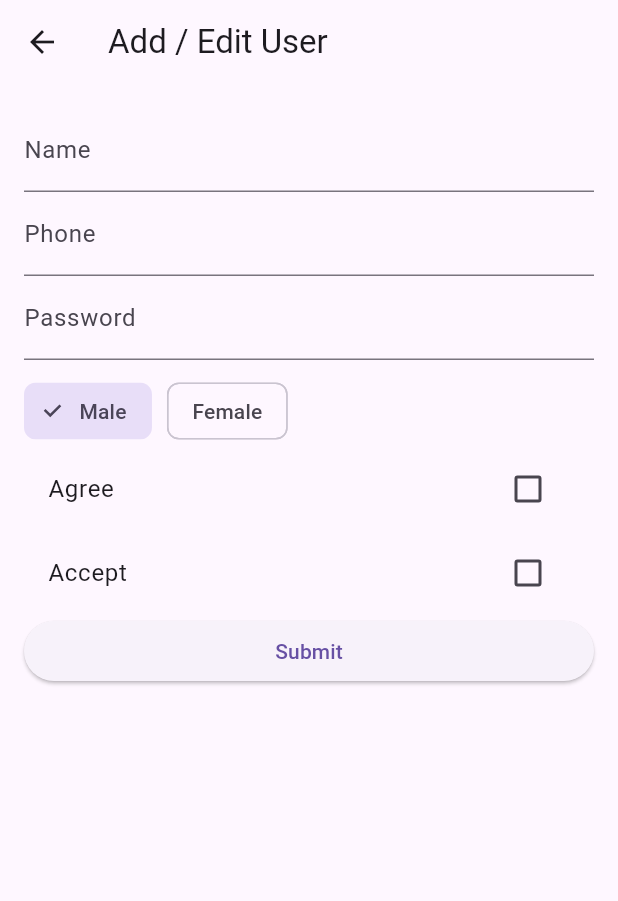
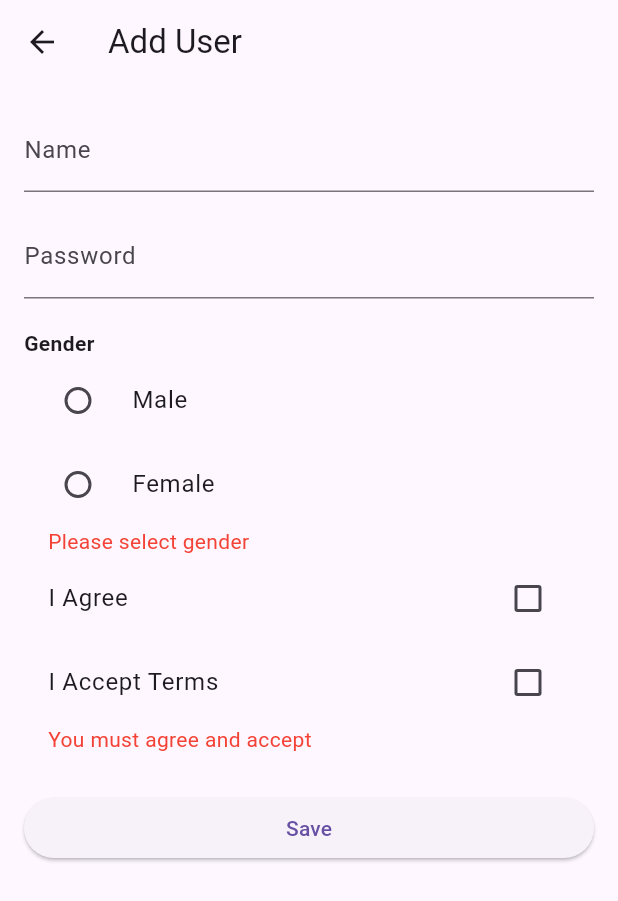
Before and after one commit to Divadine/loginform_flutter, a Flutter app: the AddEditUser screen opened directly, on a phone screen of 412 x 824 dp. Shown: the top 901 px of the screen. Run offline on Flutter 3.47's test engine with Material 3 defaults, Android fonts, the phone set to English and light mode, and no system bars; our stand-ins replace hive, hive_flutter; accounts and stored records are empty.

```diff
--- a/lib/models/user_model.dart
+++ b/lib/models/user_model.dart
@@ -8,30 +8,22 @@ class UserModel extends HiveObject {
   String name;
 
   @HiveField(1)
-  String phone;
+  String password;
 
   @HiveField(2)
   String gender;
 
   @HiveField(3)
-  String password;
+  bool agree;
 
   @HiveField(4)
-  bool agree;
-
-  @HiveField(5)
   bool accept;
-
-  @HiveField(6)
-  String? imagePath;
 
   UserModel({
     required this.name,
-    required this.phone,
+    required this.password,
     required this.gender,
-    required this.password,
     required this.agree,
     required this.accept,
-    this.imagePath,
   });
 }
--- a/lib/screens/add_edit_user.dart
+++ b/lib/screens/add_edit_user.dart
@@ -1,11 +1,10 @@
 import 'package:flutter/material.dart';
-import '../database/hive_db.dart';
+import 'package:hive_flutter/hive_flutter.dart';
 import '../models/user_model.dart';
 
 class AddEditUser extends StatefulWidget {
   final UserModel? user;
   final int? index;
-
   const AddEditUser({Key? key, this.user, this.index}) : super(key: key);
 
   @override
@@ -14,144 +13,134 @@ class AddEditUser extends StatefulWidget {
 
 class _AddEditUserState extends State<AddEditUser> {
   final _formKey = GlobalKey<FormState>();
-
   late TextEditingController nameCtrl;
-  late TextEditingController phoneCtrl;
   late TextEditingController passwordCtrl;
-
-  String gender = 'Male';
+  String? gender;
   bool agree = false;
   bool accept = false;
+
+  final Box<UserModel> userBox = Hive.box<UserModel>('users');
+  final RegExp passwordRegex =
+  RegExp(r'^(?=.*[A-Z])(?=.*[0-9])(?=.*[!@#\$&*~]).{8,}$');
 
   @override
   void initState() {
     super.initState();
-
     nameCtrl = TextEditingController(text: widget.user?.name ?? '');
-    phoneCtrl = TextEditingController(text: widget.user?.phone ?? '');
     passwordCtrl = TextEditingController(text: widget.user?.password ?? '');
-
-    gender = widget.user?.gender ?? 'Male';
+    gender = widget.user?.gender;
     agree = widget.user?.agree ?? false;
     accept = widget.user?.accept ?? false;
   }
 
+  @override
+  void dispose() {
+    nameCtrl.dispose();
+    passwordCtrl.dispose();
+    super.dispose();
+  }
+
   void saveUser() {
-    if (!_formKey.currentState!.validate()) return;
-
+    if (_formKey.currentState!.validate() &&
+        gender != null &&
+        agree &&
+        accept) {
       final user = UserModel(
         name: nameCtrl.text,
-      phone: phoneCtrl.text,
-      gender: gender,
         password: passwordCtrl.text,
+        gender: gender!,
         agree: agree,
         accept: accept,
       );
 
-    if (widget.index == null) {
-      HiveDB.box.add(user);
+      if (widget.user != null && widget.index != null) {
+        userBox.putAt(widget.index!, user);
       } else {
-      HiveDB.box.putAt(widget.index!, user);
+        userBox.add(user);
       }
 
       Navigator.pop(context);
+    } else {
+      ScaffoldMessenger.of(context).showSnackBar(
+        const SnackBar(content: Text('Please fix errors')),
+      );
     }
-
-  // void saveUser() async {
-  //   // 🔴 Basic validation
-  //   if (nameController.text.length < 3) {
-  //     ScaffoldMessenger.of(context)
-  //         .showSnackBar(const SnackBar(content: Text('Name must be at least 3 letters')));
-  //     return;
-  //   }
-  //
-  //   // 1️⃣ Get Hive box
-  //   final box = Hive.box<UserModel>('users');
-  //
-  //   // 2️⃣ Create user object
-  //   final user = UserModel(
-  //     name: nameController.text,
-  //     phone: phoneController.text,
-  //     password: passwordController.text,
-  //     gender: selectedGender,
-  //     agree: agree,
-  //     accept: accept,
-  //   );
-  //
-  //   // 3️⃣ Save to database
-  //   await box.add(user);
-  //
-  //   // 4️⃣ DEBUG – check saved data
-  //   print('User saved');
-  //   print('Total users: ${box.length}');
-  //   print(box.values.toList());
-  //
-  //   // 5️⃣ Go back to HomeScreen
-  //   Navigator.pop(context);
-  // }
-
+  }
 
   @override
   Widget build(BuildContext context) {
     return Scaffold(
-      appBar: AppBar(title: const Text('Add / Edit User')),
+      appBar:
+      AppBar(title: Text(widget.user == null ? 'Add User' : 'Edit User')),
       body: Padding(
         padding: const EdgeInsets.all(16),
         child: Form(
           key: _formKey,
+          autovalidateMode: AutovalidateMode.onUserInteraction,
           child: ListView(
             children: [
               TextFormField(
                 controller: nameCtrl,
                 decoration: const InputDecoration(labelText: 'Name'),
-                validator: (v) =>
-                v!.length < 3 ? 'Min 3 characters' : null,
+                validator: (value) {
+                  if (value == null || value.trim().isEmpty) {
+                    return 'Name is required';
+                  }
+                  if (value.length < 3) return 'Minimum 3 chars';
+                  return null;
+                },
               ),
-
-              TextFormField(
-                controller: phoneCtrl,
-                decoration: const InputDecoration(labelText: 'Phone'),
-              ),
-
+              const SizedBox(height: 15),
               TextFormField(
                 controller: passwordCtrl,
                 decoration: const InputDecoration(labelText: 'Password'),
                 obscureText: true,
+                onChanged: (_) => _formKey.currentState?.validate(),
+                validator: (value) {
+                  if (value == null || value.isEmpty) return 'Password required';
+                  if (!passwordRegex.hasMatch(value))
+                    return 'Min 8 chars, 1 caps, 1 number, 1 special char';
+                  return null;
+                },
               ),
-
-              const SizedBox(height: 10),
-
-              Wrap(
-                spacing: 10,
-                children: [
-                  ChoiceChip(
-                    label: const Text('Male'),
-                    selected: gender == 'Male',
-                    onSelected: (_) => setState(() => gender = 'Male'),
+              const SizedBox(height: 20),
+              const Text('Gender', style: TextStyle(fontWeight: FontWeight.bold)),
+              RadioListTile<String>(
+                title: const Text('Male'),
+                value: 'Male',
+                groupValue: gender,
+                onChanged: (value) => setState(() => gender = value),
               ),
-                  ChoiceChip(
-                    label: const Text('Female'),
-                    selected: gender == 'Female',
-                    onSelected: (_) => setState(() => gender = 'Female'),
+              RadioListTile<String>(
+                title: const Text('Female'),
+                value: 'Female',
+                groupValue: gender,
+                onChanged: (value) => setState(() => gender = value),
               ),
-                ],
+              if (gender == null)
+                const Padding(
+                  padding: EdgeInsets.only(left: 16),
+                  child: Text('Please select gender', style: TextStyle(color: Colors.red)),
                 ),
-
               CheckboxListTile(
-                title: const Text('Agree'),
+                title: const Text('I Agree'),
                 value: agree,
-                onChanged: (v) => setState(() => agree = v!),
+                onChanged: (v) => setState(() => agree = v ?? false),
               ),
-
               CheckboxListTile(
-                title: const Text('Accept'),
+                title: const Text('I Accept Terms'),
                 value: accept,
-                onChanged: (v) => setState(() => accept = v!),
+                onChanged: (v) => setState(() => accept = v ?? false),
               ),
-
+              if (!agree || !accept)
+                const Padding(
+                  padding: EdgeInsets.only(left: 16),
+                  child: Text('You must agree and accept', style: TextStyle(color: Colors.red)),
+                ),
+              const SizedBox(height: 25),
               ElevatedButton(
                 onPressed: saveUser,
-                child: const Text('Submit'),
+                child: Text(widget.user == null ? 'Save' : 'Update'),
               ),
             ],
           ),
```
Also changed, not shown: lib/main.dart (+11 -9 lines), lib/screens/home_screen.dart (+13 -57 lines), lib/screens/user_detail.dart (+52 -34 lines), lib/models/user_model.g.dart. Lines whose indentation alone changed are shown as unchanged.
